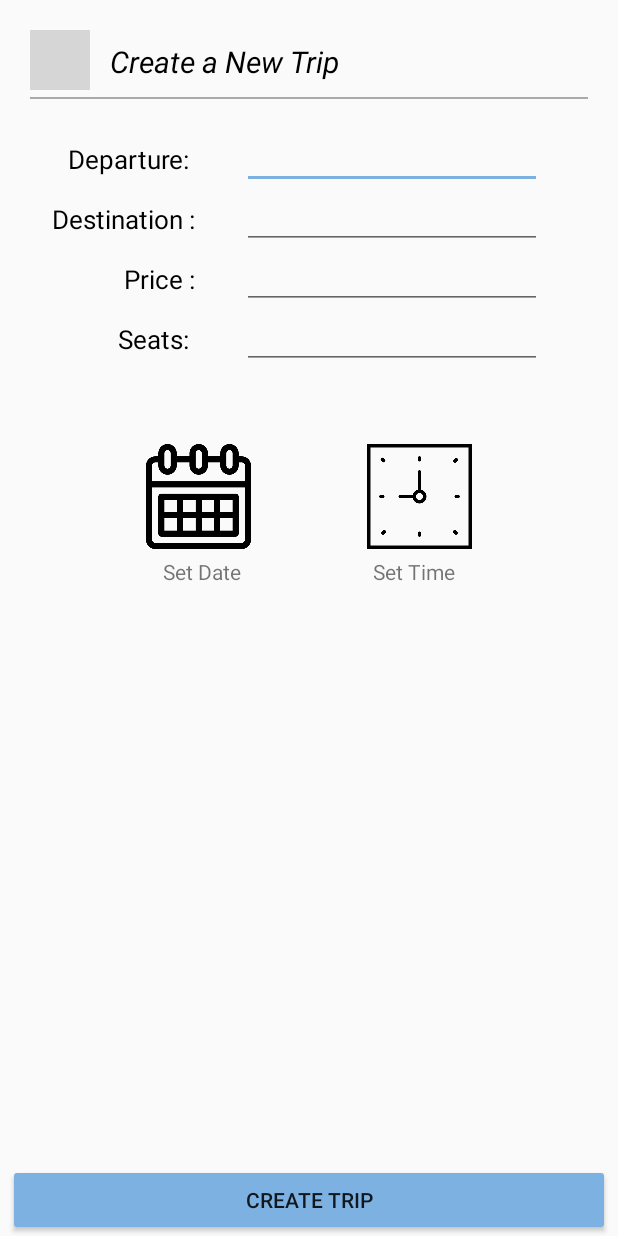
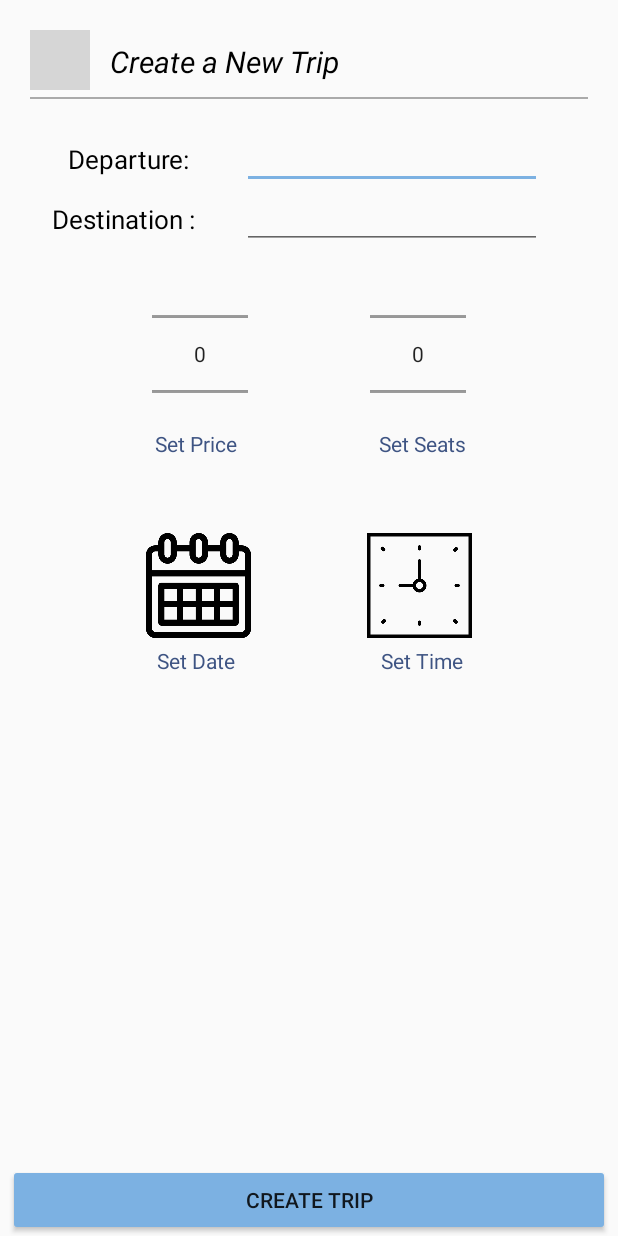
Before and after one commit to EvilBook/Project001, an Android app: the layout fragment_plan_trip.xml on its own in the app's theme, with its tools: preview values and no code run, on a phone screen of 412 x 824 dp. Run offline under Robolectric (Android 15) with nearby library versions, the phone set to English and light mode, and no system bars; grey boxes are pictures that could not be loaded.

Commit message:
merged martins code for create trip with suggestions

```diff
--- a/app/src/main/java/com/example/project001/ConfirmTrip.java
+++ b/app/src/main/java/com/example/project001/ConfirmTrip.java
@@ -42,8 +42,8 @@ public class ConfirmTrip extends AppCompatActivity {
 
                 PlanTrip.departure.setText("");
                 PlanTrip.destination.setText("");
-                PlanTrip.price.setText("");
-                PlanTrip.seats.setText("");
+                PlanTrip.price.setValue(0);
+                PlanTrip.seats.setValue(0);
                 finish();
             }
         });
--- a/app/src/main/res/layout/fragment_plan_trip.xml
+++ b/app/src/main/res/layout/fragment_plan_trip.xml
@@ -44,9 +44,7 @@
             app:layout_constraintTop_toTopOf="parent"
             android:textColor="#000000"
             android:layout_marginLeft="5dp"
-            android:gravity="bottom"
-
-            />
+            android:gravity="bottom" />
 
         <View
             android:id="@+id/devLine"
@@ -71,7 +69,9 @@
             app:layout_constraintTop_toBottomOf="@id/devLine"
             android:textColor="#000000" />
 
-        <EditText
+
+
+        <AutoCompleteTextView
             android:id="@+id/departureTXT"
             android:layout_width="wrap_content"
             android:layout_height="40dp"
@@ -96,7 +96,9 @@
             app:layout_constraintTop_toBottomOf="@id/txtv1"
             android:textColor="#000000" />
 
-        <EditText
+
+
+        <AutoCompleteTextView
             android:id="@+id/destinationTXT"
             android:layout_width="wrap_content"
             android:layout_height="40dp"
@@ -108,53 +110,54 @@
             app:layout_constraintTop_toBottomOf="@id/departureTXT"
             android:textColor="#707070" />
 
+
+        <NumberPicker
+            android:id="@+id/priceTXT"
+            android:layout_width="wrap_content"
+            android:layout_height="100dp"
+            android:textSize="25dp"
+            android:layout_marginTop="20dp"
+            android:ems="10"
+            android:inputType="textPersonName"
+            app:layout_constraintLeft_toLeftOf="parent"
+            app:layout_constraintRight_toLeftOf="@id/seatsTXT"
+            app:layout_constraintTop_toBottomOf="@id/txtv2" />
+
+
+        <NumberPicker
+            android:id="@+id/seatsTXT"
+            android:layout_width="wrap_content"
+            android:layout_height="100dp"
+            android:textSize="25dp"
+            android:layout_marginTop="20dp"
+            android:ems="10"
+            android:inputType="textPersonName"
+            app:layout_constraintLeft_toRightOf="@id/priceTXT"
+            app:layout_constraintRight_toRightOf="parent"
+            app:layout_constraintTop_toBottomOf="@id/destinationTXT" />
+
         <TextView
             android:id="@+id/txtv3"
-            android:layout_width="100dp"
-            android:layout_height="40dp"
-            android:layout_marginLeft="10dp"
-            android:gravity="center|right"
-            android:text="Price :"
-            android:textSize="17dp"
+            android:layout_height="wrap_content"
+            android:layout_width="80dp"
+            android:gravity="center"
+            app:layout_constraintTop_toBottomOf="@id/priceTXT"
             app:layout_constraintLeft_toLeftOf="parent"
-            app:layout_constraintTop_toBottomOf="@id/txtv2"
-            android:textColor="#000000" />
+            app:layout_constraintRight_toLeftOf="@id/txtv4"
+            android:text="Set Price"
+            android:textColor="@color/colorPrimaryDark"/>
 
-        <EditText
-            android:id="@+id/priceTXT"
-            android:layout_width="wrap_content"
-            android:layout_height="40dp"
-            android:textSize="17dp"
-            android:ems="10"
-            android:inputType="textPersonName"
-            app:layout_constraintLeft_toRightOf="@id/txtv3"
-            app:layout_constraintRight_toRightOf="parent"
-            app:layout_constraintTop_toBottomOf="@id/destinationTXT"
-            android:textColor="#707070" />
 
         <TextView
             android:id="@+id/txtv4"
-            android:layout_width="100dp"
-            android:layout_height="40dp"
-            android:layout_marginLeft="10dp"
-            android:gravity="center|right"
-            android:text="Seats: "
-            android:textSize="17dp"
-            app:layout_constraintLeft_toLeftOf="parent"
-            app:layout_constraintTop_toBottomOf="@id/txtv3"
-            android:textColor="#000000" />
-
-        <EditText
-            android:id="@+id/seatsTXT"
-            android:layout_width="wrap_content"
-            android:layout_height="40dp"
-            android:textSize="17dp"
-            android:ems="10"
-            android:inputType="textPersonName"
-            app:layout_constraintLeft_toRightOf="@id/txtv4"
+            android:layout_height="wrap_content"
+            android:layout_width="80dp"
+            android:gravity="center"
+            android:text="Set Seats"
             app:layout_constraintRight_toRightOf="parent"
-            app:layout_constraintTop_toBottomOf="@id/priceTXT"
-            android:textColor="#707070" />
+            app:layout_constraintLeft_toRightOf="@id/txtv3"
+            app:layout_constraintTop_toBottomOf="@id/seatsTXT"
+            android:textColor="@color/colorPrimaryDark"/>
 
         <ImageView
             android:id="@+id/calendar"
@@ -163,7 +166,7 @@
             android:layout_marginTop="50dp"
             app:layout_constraintLeft_toLeftOf="parent"
             app:layout_constraintRight_toLeftOf="@id/clock"
-            app:layout_constraintTop_toBottomOf="@id/seatsTXT"
+            app:layout_constraintTop_toBottomOf="@id/txtv3"
             app:srcCompat="@drawable/calander" />
 
         <ImageView
@@ -174,29 +177,33 @@
             android:src="@drawable/clock"
             app:layout_constraintLeft_toRightOf="@id/calendar"
             app:layout_constraintRight_toRightOf="parent"
-            app:layout_constraintTop_toBottomOf="@id/seatsTXT" />
+            app:layout_constraintTop_toBottomOf="@id/txtv4" />
 
         <TextView
             android:id="@+id/txtv5"
-            android:layout_width="wrap_content"
             android:layout_height="wrap_content"
+            android:layout_width="80dp"
+            android:gravity="center"
             android:text="Set Date"
             android:layout_marginTop="5dp"
             app:layout_constraintTop_toBottomOf="@id/calendar"
             app:layout_constraintLeft_toLeftOf="parent"
             app:layout_constraintRight_toLeftOf="@id/txtv6"
-            android:clickable="true" />
+            android:clickable="true"
+            android:textColor="@color/colorPrimaryDark"/>
 
         <TextView
             android:id="@+id/txtv6"
-            android:layout_width="wrap_content"
+            android:layout_width="80dp"
+            android:gravity="center"
             android:layout_height="wrap_content"
             android:text="Set Time"
             android:layout_marginTop="5dp"
             app:layout_constraintTop_toBottomOf="@id/clock"
             app:layout_constraintRight_toRightOf="parent"
             app:layout_constraintLeft_toRightOf="@id/txtv5"
-            android:clickable="true" />
+            android:clickable="true"
+            android:textColor="@color/colorPrimaryDark"/>
 
 
     </android.support.constraint.ConstraintLayout>
--- /dev/null
+++ b/app/src/main/res/layout/list_item.xml
@@ -0,0 +1,4 @@
+<?xml version="1.0" encoding="utf-8"?>
+<TextView xmlns:android="http://schemas.android.com/apk/res/android"
+    android:layout_width="wrap_content"
+    android:layout_height="wrap_content" />
```
Also changed, not shown: app/src/main/java/com/example/project001/PlanTrip.java (+162 -7 lines).
